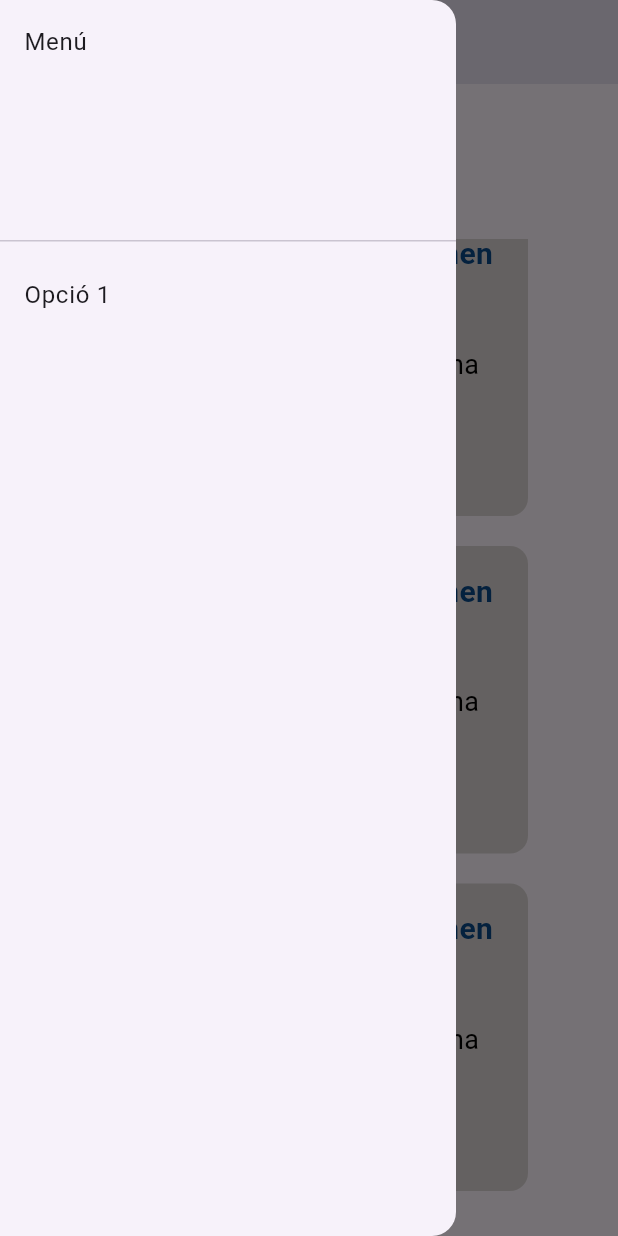
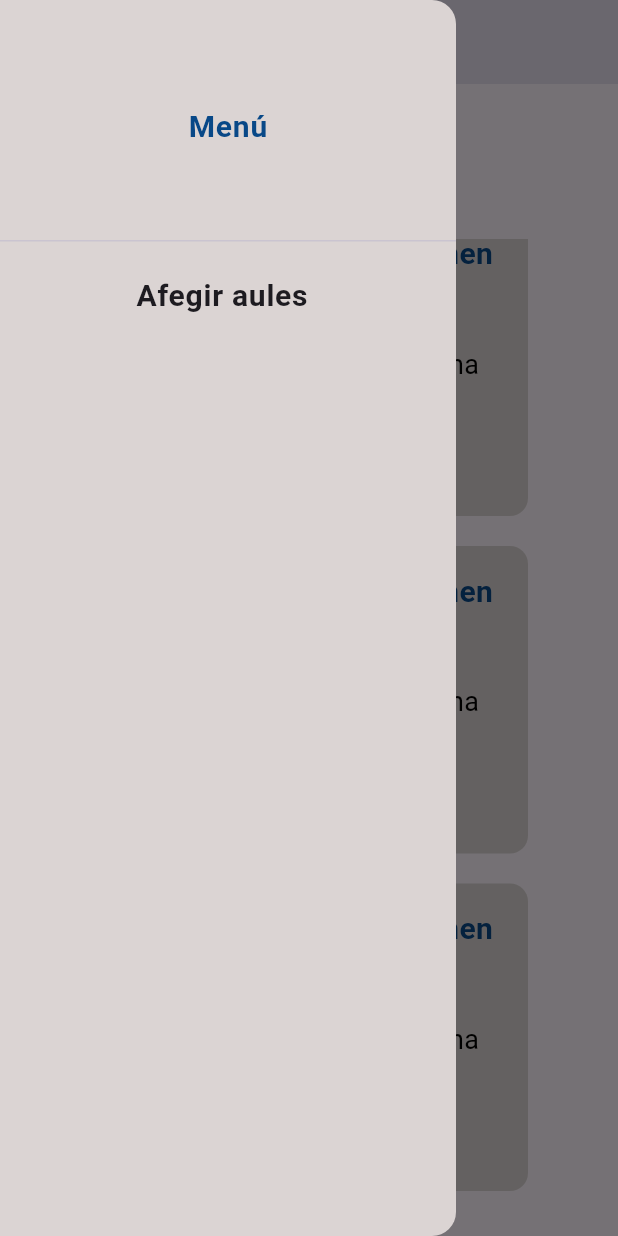
Before and after one commit to SW1073/Bits2024, a Flutter app: the screen it shows after launch, scrolled down 255 dp, after a tap on the "menu" icon, on a phone screen of 412 x 824 dp. Run offline on Flutter 3.47's test engine with Material 3 defaults, Android fonts, the phone set to English and light mode, and no system bars.

```diff
--- a/front/src/lib/presentacio/screens/mevesClasses.dart
+++ b/front/src/lib/presentacio/screens/mevesClasses.dart
@@ -47,7 +47,10 @@ class _MevesClasses extends State<MevesClasses> {
         leading: Builder(
           builder: (context) {
             return IconButton(
-              icon: const Icon(Icons.menu),
+              icon: const Icon(
+                Icons.menu,
+                color: Color.fromRGBO(8, 72, 135, 1),
+              ),
               onPressed: () {
                 Scaffold.of(context).openDrawer();
               },
@@ -148,6 +151,7 @@ class _MevesClasses extends State<MevesClasses> {
         ),
       ),
       drawer: Drawer(
+        backgroundColor: Color.fromRGBO(219, 212, 211, 1),
         child: MenuEsquerre(),
       ),
     );
--- a/front/src/lib/presentacio/widgets/menuEsquerre.dart
+++ b/front/src/lib/presentacio/widgets/menuEsquerre.dart
@@ -5,10 +5,27 @@ class MenuEsquerre extends StatelessWidget {
     return ListView(
       children: [
         const DrawerHeader(
-          child: Text('Menú'),
+          child: Center(
+            child: Text(
+              'Menú',
+              style: TextStyle(
+                color: Color.fromRGBO(8, 72, 135, 1),
+                fontWeight: FontWeight.bold,
+                fontSize: 20,
+              ),
+            ),
+          ),
         ),
         ListTile(
-          title: const Text('Opció 1'),
+          title: Center(
+            child: const Text(
+              'Afegir aules',
+              style: TextStyle(
+                fontWeight: FontWeight.bold,
+                fontSize: 20,
+              ),
+            ),
+          ),
           onTap: () {
             Navigator.pop(context);
           },
```
Also changed, not shown: front/src/lib/presentacio/screens/afegirSimptomes.dart (added, +15 -0 lines), front/src/lib/presentacio/screens/aula.dart (+47 -34 lines), front/src/lib/presentacio/screens/forum.dart (added, +46 -0 lines), front/src/lib/presentacio/screens/grafics.dart (added, +46 -0 lines), front/src/lib/presentacio/widgets/menuInferior.dart (+6 -6 lines).
